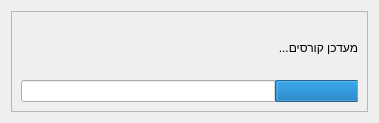
Before: the Qt Designer form progress.ui in Mitnitsky/Degree-Planer, drawn with Qt 5.
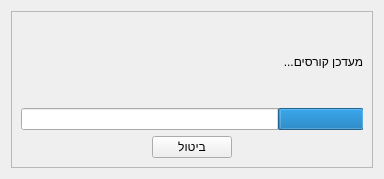
After: the same form once the commit is applied.

Diff of the .ui file:
```diff
--- a/progress.ui
+++ b/progress.ui
@@ -6,13 +6,16 @@
    <rect>
     <x>0</x>
     <y>0</y>
-    <width>379</width>
-    <height>123</height>
+    <width>384</width>
+    <height>179</height>
    </rect>
   </property>
   <property name="windowTitle">
    <string>Form</string>
   </property>
+  <property name="layoutDirection">
+   <enum>Qt::RightToLeft</enum>
+  </property>
   <layout class="QGridLayout" name="gridLayout_2">
    <item row="0" column="0">
     <widget class="QFrame" name="frame">
@@ -40,8 +43,66 @@
           <property name="value">
            <number>24</number>
           </property>
+          <property name="alignment">
+           <set>Qt::AlignCenter</set>
+          </property>
+          <property name="orientation">
+           <enum>Qt::Horizontal</enum>
+          </property>
+          <property name="invertedAppearance">
+           <bool>false</bool>
+          </property>
+          <property name="textDirection">
+           <enum>QProgressBar::TopToBottom</enum>
+          </property>
          </widget>
         </item>
+        <item>
+         <layout class="QHBoxLayout" name="horizontalLayout">
+          <item>
+           <spacer name="horizontalSpacer">
+            <property name="orientation">
+             <enum>Qt::Horizontal</enum>
+            </property>
+            <property name="sizeType">
+             <enum>QSizePolicy::Expanding</enum>
+            </property>
+            <property name="sizeHint" stdset="0">
+             <size>
+              <width>40</width>
+              <height>20</height>
+             </size>
+            </property>
+           </spacer>
+          </item>
+          <item>
+           <widget class="QPushButton" name="pushButton">
+            <property name="sizePolicy">
+             <sizepolicy hsizetype="Fixed" vsizetype="Fixed">
+              <horstretch>0</horstretch>
+              <verstretch>0</verstretch>
+             </sizepolicy>
+            </property>
+            <property name="text">
+             <string>ביטול</string>
+            </property>
+           </widget>
+          </item>
+          <item>
+           <spacer name="horizontalSpacer_2">
+            <property name="orientation">
+             <enum>Qt::Horizontal</enum>
+            </property>
+            <property name="sizeHint" stdset="0">
+             <size>
+              <width>40</width>
+              <height>20</height>
+             </size>
+            </property>
+           </spacer>
+          </item>
+         </layout>
+        </item>
        </layout>
       </item>
      </layout>
```
